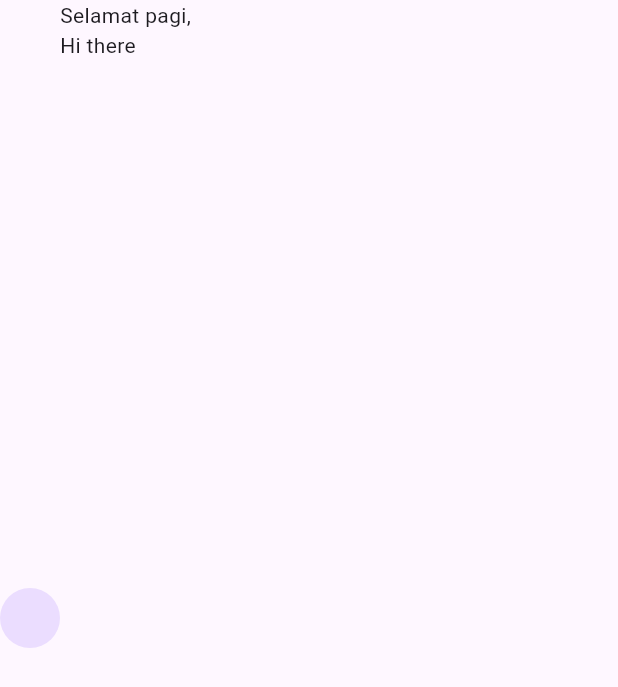
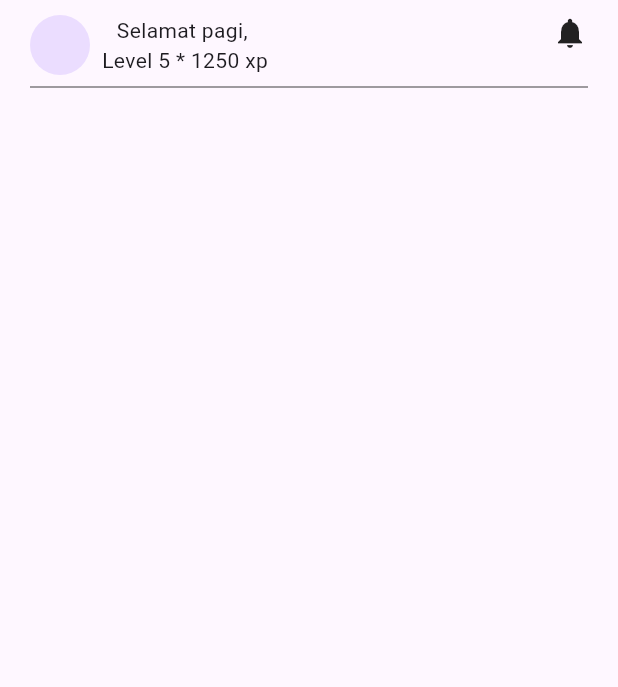
Before and after one commit to femnixx/jaganalar, a Flutter app: the Dashboard screen opened directly, on a phone screen of 412 x 824 dp. Shown: the top 687 px of the screen. Run offline on Flutter 3.47's test engine with Material 3 defaults, Android fonts, the phone set to English and light mode, and no system bars; our stand-ins replace dash_chat_2, flutter_gemini, supabase_flutter; accounts and stored records are empty.

Commit message:
Started slicing the dashboard according to wireframe

```diff
--- a/lib/Dashboard.dart
+++ b/lib/Dashboard.dart
@@ -45,17 +45,38 @@ class Dashboard extends StatelessWidget {
 
           final username = snapshot.data!;
           return SafeArea(
-            child: Row(
+            child: Padding(
+              padding: const EdgeInsets.symmetric(horizontal: 20, vertical: 10),
+              child: Column(
+                children: [
+                  Row(
+                        crossAxisAlignment: CrossAxisAlignment.start,
+                        mainAxisAlignment: MainAxisAlignment.spaceBetween,
+                    children: [
+                      Row(
+                        crossAxisAlignment: CrossAxisAlignment.start,
                         children: [
                           const CircleAvatar(),
+                          SizedBox(width: 8),
                           Column(
-                  crossAxisAlignment: CrossAxisAlignment.start,
                             children: [
                               Text('Selamat pagi, $username'),
-                    const Text('Hi there'),
+                              const Text('Level 5 * 1250 xp'),
                             ],
                           ),
                         ],
+                      ),
+                      Center(child: Icon(Icons.notifications)),
+                    ],
+                  ),
+                  Divider(
+                    color: Colors.black,
+                    thickness: 0.5,
+                  ),
+                  SizedBox(height: 20),
+
+                ],
+              ),
             ),
           );
         },
```
Lines whose indentation alone changed are shown as unchanged.
